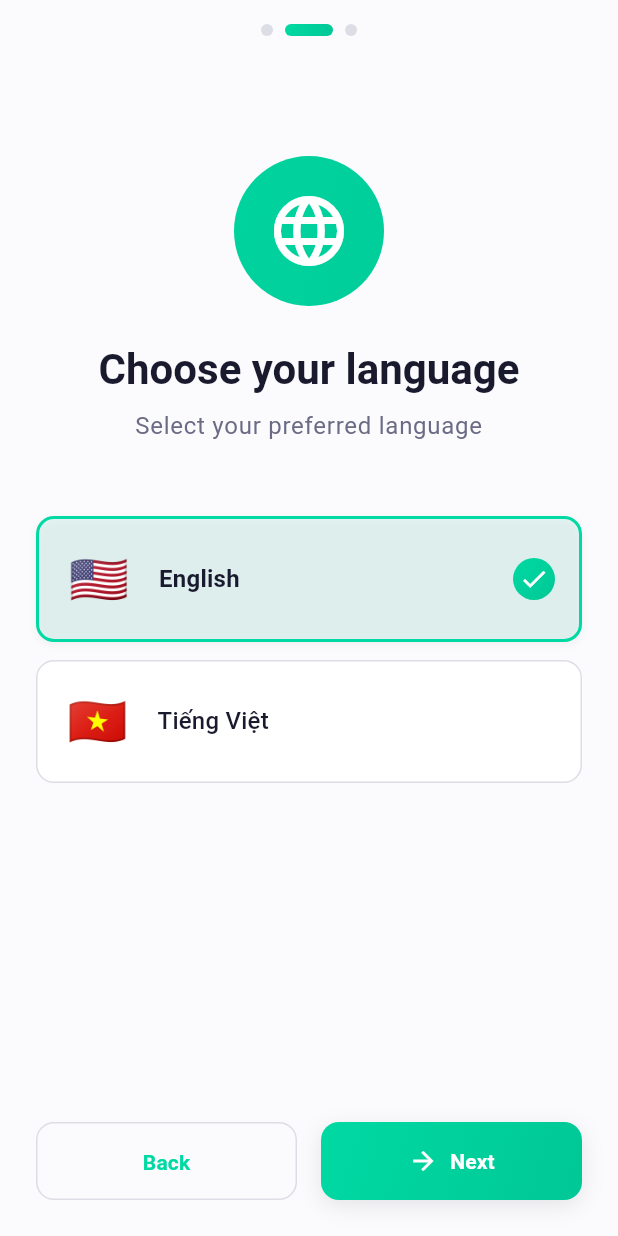
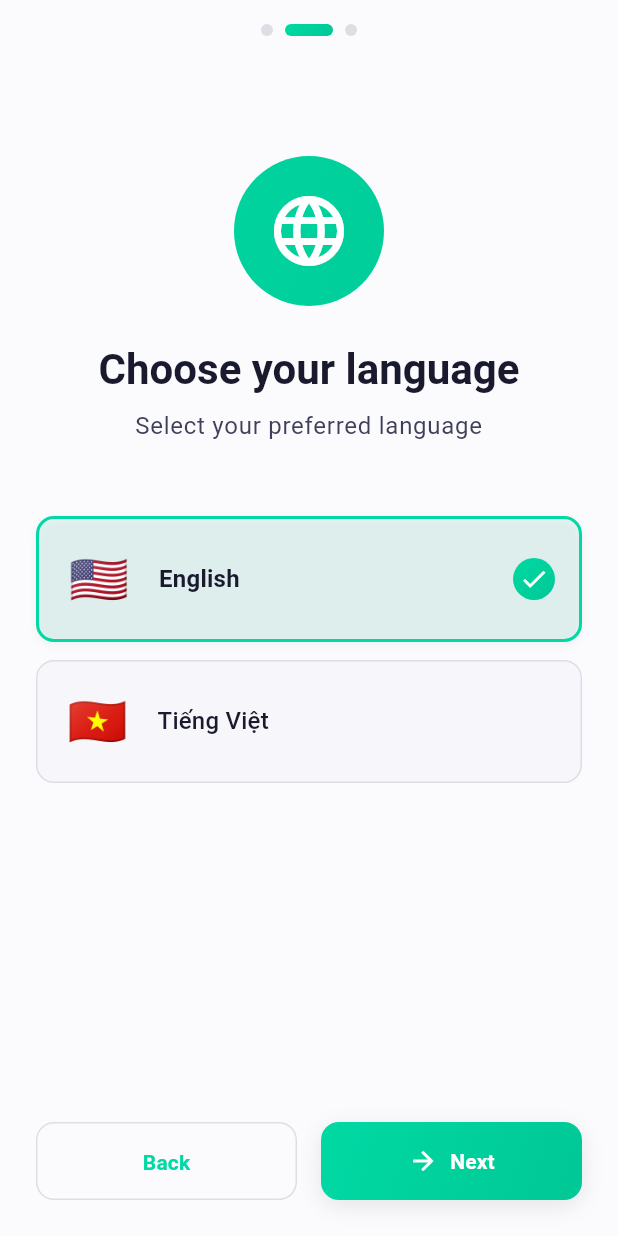
Before and after one commit to phanvantai/quick_spend, a Flutter app: the screen it shows after launch, swiped to page 2, on a phone screen of 412 x 824 dp. Run offline on Flutter 3.47's test engine with Material 3 defaults, Android fonts, the phone set to English and light mode, and no system bars; our stand-ins replace cloud_firestore, easy_localization, firebase_ai, firebase_core, flutter_slidable, permission_handler and 3 more; accounts and stored records are empty.

Commit message:
fix: onboarding screen dark mode support
Fixed all dark mode UI issues in the onboarding screen by replacing
hardcoded light theme values with context-aware theme values.

Changes:

1. **Text Styles**:
   - Replaced `AppTheme.lightTextTheme` with `Theme.of(context).textTheme`
   - Now properly adapts to light/dark mode

2. **Text Colors**:
   - Replaced hardcoded `AppTheme.neutral600` with `colorScheme.onSurfaceVariant`
   - Ensures readable text in both modes

3. **Border Colors**:
   - Replaced hardcoded `AppTheme.neutral300` with `colorScheme.outline`
   - Proper contrast in dark mode

4. **Background Colors**:
   - Replaced hardcoded `Colors.white` with `colorScheme.surfaceContainerHighest`
   - Cards now have appropriate dark backgrounds

Fixed in:
- _buildFeatureItem() - welcome page features
- _buildLanguagePage() - language selection
- _buildCurrencyPage() - currency selection
- _OptionCard widget - selection cards

The onboarding screen now properly adapts to both light and
dark modes with appropriate colors and contrast.

```diff
--- a/lib/screens/onboarding_screen.dart
+++ b/lib/screens/onboarding_screen.dart
@@ -234,6 +234,9 @@ class _OnboardingScreenState extends State<OnboardingScreen> {
     String description,
     Color color,
   ) {
+    final theme = Theme.of(context);
+    final colorScheme = theme.colorScheme;
+
     return Row(
       children: [
         Container(
@@ -252,15 +255,15 @@ class _OnboardingScreenState extends State<OnboardingScreen> {
             children: [
               Text(
                 title,
-                style: AppTheme.lightTextTheme.titleMedium?.copyWith(
+                style: theme.textTheme.titleMedium?.copyWith(
                   fontWeight: FontWeight.w600,
                 ),
               ),
               const SizedBox(height: AppTheme.spacing4),
               Text(
                 description,
-                style: AppTheme.lightTextTheme.bodyMedium?.copyWith(
-                  color: AppTheme.neutral600,
+                style: theme.textTheme.bodyMedium?.copyWith(
+                  color: colorScheme.onSurfaceVariant,
                 ),
               ),
             ],
@@ -272,6 +275,9 @@ class _OnboardingScreenState extends State<OnboardingScreen> {
 
   // Language selection page
   Widget _buildLanguagePage() {
+    final theme = Theme.of(context);
+    final colorScheme = theme.colorScheme;
+
     return Padding(
       padding: const EdgeInsets.all(AppTheme.spacing24),
       child: Column(
@@ -290,7 +296,7 @@ class _OnboardingScreenState extends State<OnboardingScreen> {
           const SizedBox(height: AppTheme.spacing24),
           Text(
             context.tr('onboarding.choose_language'),
-            style: AppTheme.lightTextTheme.headlineMedium?.copyWith(
+            style: theme.textTheme.headlineMedium?.copyWith(
               fontWeight: FontWeight.w700,
             ),
             textAlign: TextAlign.center,
@@ -298,8 +304,8 @@ class _OnboardingScreenState extends State<OnboardingScreen> {
           const SizedBox(height: AppTheme.spacing8),
           Text(
             context.tr('onboarding.select_language_subtitle'),
-            style: AppTheme.lightTextTheme.bodyLarge?.copyWith(
-              color: AppTheme.neutral600,
+            style: theme.textTheme.bodyLarge?.copyWith(
+              color: colorScheme.onSurfaceVariant,
             ),
             textAlign: TextAlign.center,
           ),
@@ -328,6 +334,9 @@ class _OnboardingScreenState extends State<OnboardingScreen> {
 
   // Currency selection page
   Widget _buildCurrencyPage() {
+    final theme = Theme.of(context);
+    final colorScheme = theme.colorScheme;
+
     return Padding(
       padding: const EdgeInsets.all(AppTheme.spacing24),
       child: Column(
@@ -350,7 +359,7 @@ class _OnboardingScreenState extends State<OnboardingScreen> {
           const SizedBox(height: AppTheme.spacing24),
           Text(
             context.tr('onboarding.choose_currency'),
-            style: AppTheme.lightTextTheme.headlineMedium?.copyWith(
+            style: theme.textTheme.headlineMedium?.copyWith(
               fontWeight: FontWeight.w700,
             ),
             textAlign: TextAlign.center,
@@ -358,8 +367,8 @@ class _OnboardingScreenState extends State<OnboardingScreen> {
           const SizedBox(height: AppTheme.spacing8),
           Text(
             context.tr('onboarding.select_currency_subtitle'),
-            style: AppTheme.lightTextTheme.bodyLarge?.copyWith(
-              color: AppTheme.neutral600,
+            style: theme.textTheme.bodyLarge?.copyWith(
+              color: colorScheme.onSurfaceVariant,
             ),
             textAlign: TextAlign.center,
           ),
@@ -408,6 +417,9 @@ class _OptionCard extends StatelessWidget {
 
   @override
   Widget build(BuildContext context) {
+    final theme = Theme.of(context);
+    final colorScheme = theme.colorScheme;
+
     return Padding(
       padding: const EdgeInsets.only(bottom: AppTheme.spacing12),
       child: Material(
@@ -419,13 +431,13 @@ class _OptionCard extends StatelessWidget {
             padding: const EdgeInsets.all(AppTheme.spacing16),
             decoration: BoxDecoration(
               border: Border.all(
-                color: isSelected ? AppTheme.primaryMint : AppTheme.neutral300,
+                color: isSelected ? AppTheme.primaryMint : colorScheme.outline,
                 width: isSelected ? 2 : 1,
               ),
               borderRadius: AppTheme.borderRadiusMedium,
               color: isSelected
                   ? AppTheme.primaryMint.withValues(alpha: 0.08)
-                  : Colors.white,
+                  : colorScheme.surfaceContainerHighest,
               boxShadow: isSelected ? AppTheme.shadowSmall : null,
             ),
             child: Row(
@@ -438,7 +450,7 @@ class _OptionCard extends StatelessWidget {
                     children: [
                       Text(
                         title,
-                        style: AppTheme.lightTextTheme.titleMedium?.copyWith(
+                        style: theme.textTheme.titleMedium?.copyWith(
                           fontWeight: isSelected
                               ? FontWeight.w600
                               : FontWeight.w500,
@@ -448,8 +460,8 @@ class _OptionCard extends StatelessWidget {
                         const SizedBox(height: AppTheme.spacing4),
                         Text(
                           subtitle!,
-                          style: AppTheme.lightTextTheme.bodySmall?.copyWith(
-                            color: AppTheme.neutral600,
+                          style: theme.textTheme.bodySmall?.copyWith(
+                            color: colorScheme.onSurfaceVariant,
                           ),
                         ),
                       ],
```
